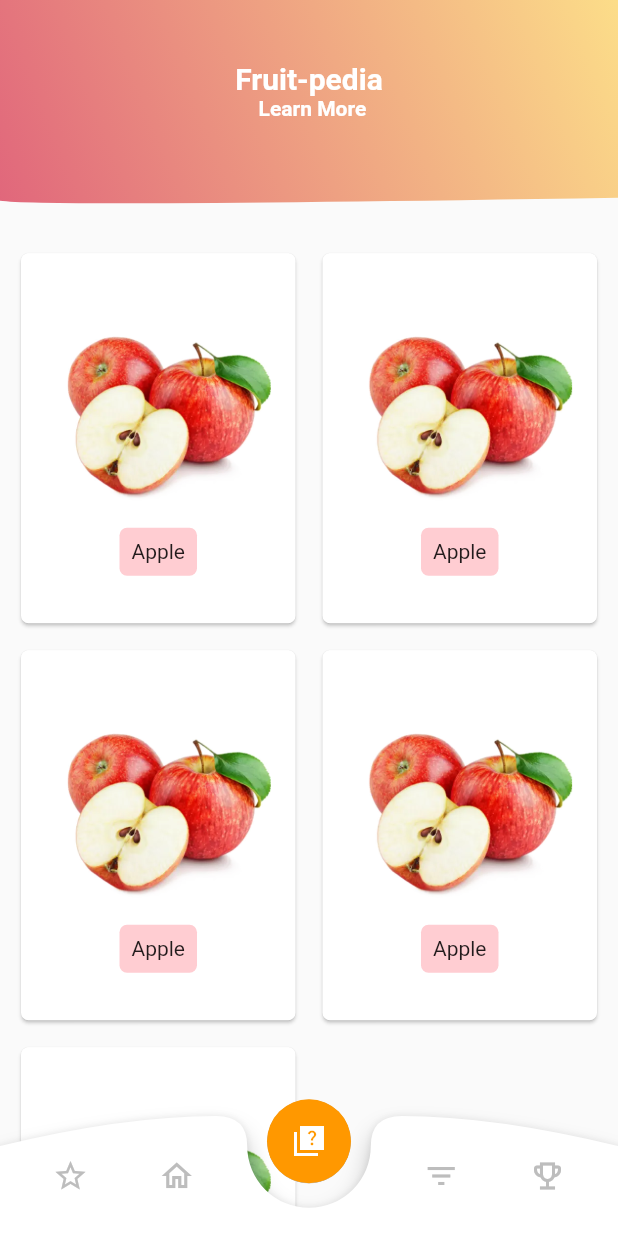
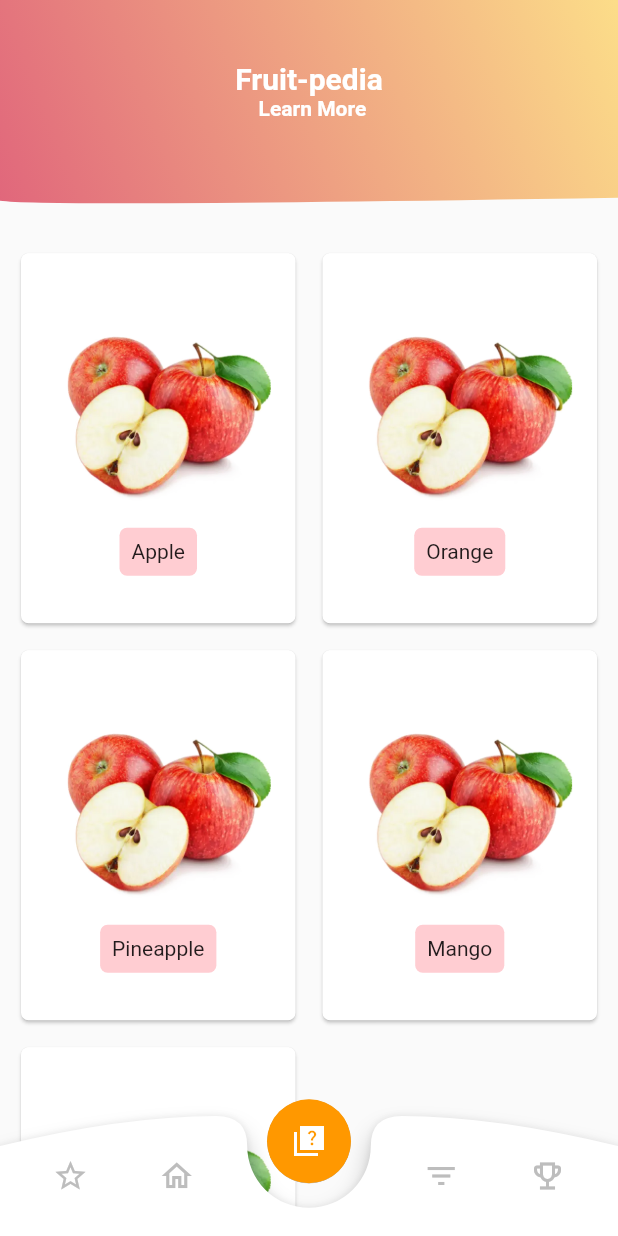
Before and after one commit to sanjuhs/fruitEncyclopedia, a Flutter app: the screen it shows after launch, on a phone screen of 412 x 824 dp. Run offline on Flutter 3.47's test engine with Material 2 defaults, Android fonts, the phone set to English and light mode, and no system bars.

Commit message:
added sort, search (still buggy and needs some fix) and fixed other minor bugs

```diff
--- a/lib/main.dart
+++ b/lib/main.dart
@@ -1,8 +1,10 @@
 import 'package:flutter/material.dart';
+import 'package:provider/provider.dart';
+
 import 'package:myapp8_fruit_encyclopedia/providers/fruit_info.dart';
 import 'package:myapp8_fruit_encyclopedia/screens/lvl1_gridScreenLanding.dart';
-import 'package:provider/provider.dart';
-import 'package:myapp8_fruit_encyclopedia/screens/lvl2_fruitDetailScreen.dart';
+import 'package:myapp8_fruit_encyclopedia/providers/favourites.dart';
+
 void main() {
   runApp(MyApp());
 }
@@ -10,8 +12,15 @@ void main() {
 class MyApp extends StatelessWidget {
   @override
   Widget build(BuildContext context) {
-    return ChangeNotifierProvider(
-      create: (ctx)=> FruitsInfo(),
+    return MultiProvider(
+      providers: [
+        ChangeNotifierProvider(
+          create: (ctx) => FruitsInfo(),
+        ),
+        ChangeNotifierProvider(
+          create: (ctx) => Favourites(),
+        ),
+      ],
       child: MaterialApp(
         debugShowCheckedModeBanner: false,
         title: 'Flutter Demo',
@@ -23,8 +32,6 @@ class MyApp extends StatelessWidget {
     );
   }
 }
-
-
 
 // class MyHomePage extends StatefulWidget {
 //   MyHomePage({Key key, this.title}) : super(key: key);
--- /dev/null
+++ b/lib/providers/favourites.dart
@@ -0,0 +1,9 @@
+import 'package:flutter/material.dart';
+
+class Favourites with ChangeNotifier {
+  List<Map<String, dynamic>> _favouriteFruits = [];
+
+  List<Map<String, dynamic>> get favouriteFruitsListProvider {
+    return [..._favouriteFruits];
+  }
+}
--- a/lib/providers/fruit_info.dart
+++ b/lib/providers/fruit_info.dart
@@ -1,215 +1,244 @@
 import 'package:flutter/material.dart';
 
-class FruitsInfo with ChangeNotifier{
-
-  List<Map<String,Object>> _fruitsNew = [
+class FruitsInfo with ChangeNotifier {
+  List<Map<String, dynamic>> _fruitsNew = [
     {
-      'id':'1',
-      'cmnName':'Apple',
-      'scfName':'Malus domestica',
-      'color1' : Colors.red[100],
-      'slDescription' : 'this is an apple',
-      'description' : 'detailed description of the apple fruit',
-      'imgUrl' : 'images/2_01_apple.webp',
-      'calories' : 52,
-      'carb' : 13.81,
-      'sugar' : 10.39,
-      'fiber' : 2.4,
-      'fat' : 0.17,
-      'protein' : 0.26,
-      'water' : 85.56,
-      'vitA' : 0.003,
-      'vitB1' : 0.017,
-      'vitB2' : 0.026,
-      'vitB3' : 0.091,
-      'vitB5' : 0.061,
-      'vitB6' : 0.041,
-      'vitB7' : 0,
-      'vitB9' : 0.03,
-      'vitB12' : 0,
-      'vitC' : 4.6,
-      'vitD' : 0,
-      'vitE' : 0.18,
-      'vitK' : 0.0022,
-      'choline' : 0,
-      'potassium' : 107,
-      'chlorine' : 0,
-      'sodium':1,
-      'calcium':6,
-      'phosphorus':11,
-      'magnesium':5,
-      'iron':0.12,
-      'zinc':0.04,
-      'manganese':0.035,
-      'copper':0,
-      'selenium':0,
+      'id': '1',
+      'cmnName': 'Apple',
+      'scfName': 'Malus domestica',
+      'color1': Colors.red[100],
+      'slDescription': 'this is an apple',
+      'description': 'detailed description of the apple fruit',
+      'imgUrl': 'images/2_01_apple.webp',
+      'calories': 52,
+      'carb': 13.81,
+      'sugar': 10.39,
+      'fiber': 2.4,
+      'fat': 0.17,
+      'protein': 0.26,
+      'water': 85.56,
+      'vitA': 0.003,
+      'vitB1': 0.017,
+      'vitB2': 0.026,
+      'vitB3': 0.091,
+      'vitB5': 0.061,
+      'vitB6': 0.041,
+      'vitB7': 0,
+      'vitB9': 0.03,
+      'vitB12': 0,
+      'vitC': 4.6,
+      'vitD': 0,
+      'vitE': 0.18,
+      'vitK': 0.0022,
+      'choline': 0,
+      'potassium': 107,
+      'chlorine': 0,
+      'sodium': 1,
+      'calcium': 6,
+      'phosphorus': 11,
+      'magnesium': 5,
+      'iron': 0.12,
+      'zinc': 0.04,
+      'manganese': 0.035,
+      'copper': 0,
+      'selenium': 0,
     },
     {
-      'id':'1',
-      'cmnName':'Apple',
-      'scfName':'Malus domestica',
-      'color1' : Colors.red[100],
-      'slDescription' : 'this is an apple',
-      'description' : 'detailed description of the apple fruit',
-      'imgUrl' : 'images/2_01_apple.webp',
-      'calories' : 52,
-      'carb' : 13.81,
-      'sugar' : 10.39,
-      'fiber' : 2.4,
-      'fat' : 0.17,
-      'protein' : 0.26,
-      'water' : 85.56,
-      'vitA' : 0.003,
-      'vitB1' : 0.017,
-      'vitB2' : 0.026,
-      'vitB3' : 0.091,
-      'vitB5' : 0.061,
-      'vitB6' : 0.041,
-      'vitB7' : 0,
-      'vitB9' : 0.03,
-      'vitB12' : 0,
-      'vitC' : 4.6,
-      'vitD' : 0,
-      'vitE' : 0.18,
-      'vitK' : 0.0022,
-      'choline' : 0,
-      'potassium' : 107,
-      'chlorine' : 0,
-      'sodium':1,
-      'calcium':6,
-      'phosphorus':11,
-      'magnesium':5,
-      'iron':0.12,
-      'zinc':0.04,
-      'manganese':0.035,
-      'copper':0,
-      'selenium':0,
+      'id': '1',
+      'cmnName': 'Orange',
+      'scfName': 'Malus domestica',
+      'color1': Colors.red[100],
+      'slDescription': 'this is an apple',
+      'description': 'detailed description of the apple fruit',
+      'imgUrl': 'images/2_01_apple.webp',
+      'calories': 52,
+      'carb': 13.81,
+      'sugar': 10.39,
+      'fiber': 2.4,
+      'fat': 0.17,
+      'protein': 0.26,
+      'water': 85.56,
+      'vitA': 0.003,
+      'vitB1': 0.017,
+      'vitB2': 0.026,
+      'vitB3': 0.091,
+      'vitB5': 0.061,
+      'vitB6': 0.041,
+      'vitB7': 0,
+      'vitB9': 0.03,
+      'vitB12': 0,
+      'vitC': 4.6,
+      'vitD': 0,
+      'vitE': 0.18,
+      'vitK': 0.0022,
+      'choline': 0,
+      'potassium': 107,
+      'chlorine': 0,
+      'sodium': 1,
+      'calcium': 6,
+      'phosphorus': 11,
+      'magnesium': 5,
+      'iron': 0.12,
+      'zinc': 0.04,
+      'manganese': 0.035,
+      'copper': 0,
+      'selenium': 0,
     },
     {
-      'id':'1',
-      'cmnName':'Apple',
-      'scfName':'Malus domestica',
-      'color1' : Colors.red[100],
-      'slDescription' : 'this is an apple',
-      'description' : 'detailed description of the apple fruit',
-      'imgUrl' : 'images/2_01_apple.webp',
-      'calories' : 52,
-      'carb' : 13.81,
-      'sugar' : 10.39,
-      'fiber' : 2.4,
-      'fat' : 0.17,
-      'protein' : 0.26,
-      'water' : 85.56,
-      'vitA' : 0.003,
-      'vitB1' : 0.017,
-      'vitB2' : 0.026,
-      'vitB3' : 0.091,
-      'vitB5' : 0.061,
-      'vitB6' : 0.041,
-      'vitB7' : 0,
-      'vitB9' : 0.03,
-      'vitB12' : 0,
-      'vitC' : 4.6,
-      'vitD' : 0,
-      'vitE' : 0.18,
-      'vitK' : 0.0022,
-      'choline' : 0,
-      'potassium' : 107,
-      'chlorine' : 0,
-      'sodium':1,
-      'calcium':6,
-      'phosphorus':11,
-      'magnesium':5,
-      'iron':0.12,
-      'zinc':0.04,
-      'manganese':0.035,
-      'copper':0,
-      'selenium':0,
+      'id': '1',
+      'cmnName': 'Pineapple',
+      'scfName': 'Malus domestica',
+      'color1': Colors.red[100],
+      'slDescription': 'this is an apple',
+      'description': 'detailed description of the apple fruit',
+      'imgUrl': 'images/2_01_apple.webp',
+      'calories': 52,
+      'carb': 13.81,
+      'sugar': 10.39,
+      'fiber': 2.4,
+      'fat': 0.17,
+      'protein': 0.26,
+      'water': 85.56,
+      'vitA': 0.003,
+      'vitB1': 0.017,
+      'vitB2': 0.026,
+      'vitB3': 0.091,
+      'vitB5': 0.061,
+      'vitB6': 0.041,
+      'vitB7': 0,
+      'vitB9': 0.03,
+      'vitB12': 0,
+      'vitC': 4.6,
+      'vitD': 0,
+      'vitE': 0.18,
+      'vitK': 0.0022,
+      'choline': 0,
+      'potassium': 107,
+      'chlorine': 0,
+      'sodium': 1,
+      'calcium': 6,
+      'phosphorus': 11,
+      'magnesium': 5,
+      'iron': 0.12,
+      'zinc': 0.04,
+      'manganese': 0.035,
+      'copper': 0,
+      'selenium': 0,
     },
     {
-      'id':'1',
-      'cmnName':'Apple',
-      'scfName':'Malus domestica',
-      'color1' : Colors.red[100],
-      'slDescription' : 'this is an apple',
-      'description' : 'detailed description of the apple fruit',
-      'imgUrl' : 'images/2_01_apple.webp',
-      'calories' : 52,
-      'carb' : 13.81,
-      'sugar' : 10.39,
-      'fiber' : 2.4,
-      'fat' : 0.17,
-      'protein' : 0.26,
-      'water' : 85.56,
-      'vitA' : 0.003,
-      'vitB1' : 0.017,
-      'vitB2' : 0.026,
-      'vitB3' : 0.091,
-      'vitB5' : 0.061,
-      'vitB6' : 0.041,
-      'vitB7' : 0,
-      'vitB9' : 0.03,
-      'vitB12' : 0,
-      'vitC' : 4.6,
-      'vitD' : 0,
-      'vitE' : 0.18,
-      'vitK' : 0.0022,
-      'choline' : 0,
-      'potassium' : 107,
-      'chlorine' : 0,
-      'sodium':1,
-      'calcium':6,
-      'phosphorus':11,
-      'magnesium':5,
-      'iron':0.12,
-      'zinc':0.04,
-      'manganese':0.035,
-      'copper':0,
-      'selenium':0,
+      'id': '1',
+      'cmnName': 'Mango',
+      'scfName': 'Malus domestica',
+      'color1': Colors.red[100],
+      'slDescription': 'this is an apple',
+      'description': 'detailed description of the apple fruit',
+      'imgUrl': 'images/2_01_apple.webp',
+      'calories': 52,
+      'carb': 13.81,
+      'sugar': 10.39,
+      'fiber': 2.4,
+      'fat': 0.17,
+      'protein': 0.26,
+      'water': 85.56,
+      'vitA': 0.003,
+      'vitB1': 0.017,
+      'vitB2': 0.026,
+      'vitB3': 0.091,
+      'vitB5': 0.061,
+      'vitB6': 0.041,
+      'vitB7': 0,
+      'vitB9': 0.03,
+      'vitB12': 0,
+      'vitC': 4.6,
+      'vitD': 0,
+      'vitE': 0.18,
+      'vitK': 0.0022,
+      'choline': 0,
+      'potassium': 107,
+      'chlorine': 0,
+      'sodium': 1,
+      'calcium': 6,
+      'phosphorus': 11,
+      'magnesium': 5,
+      'iron': 0.12,
+      'zinc': 0.04,
+      'manganese': 0.035,
+      'copper': 0,
+      'selenium': 0,
     },
     {
-      'id':'1',
-      'cmnName':'Apple',
-      'scfName':'Malus domestica',
-      'color1' : Colors.red[100],
-      'slDescription' : 'this is an apple',
-      'description' : 'detailed description of the apple fruit',
-      'imgUrl' : 'images/2_01_apple.webp',
-      'calories' : 52,
-      'carb' : 13.81,
-      'sugar' : 10.39,
-      'fiber' : 2.4,
-      'fat' : 0.17,
-      'protein' : 0.26,
-      'water' : 85.56,
-      'vitA' : 0.003,
-      'vitB1' : 0.017,
-      'vitB2' : 0.026,
-      'vitB3' : 0.091,
-      'vitB5' : 0.061,
-      'vitB6' : 0.041,
-      'vitB7' : 0,
-      'vitB9' : 0.03,
-      'vitB12' : 0,
-      'vitC' : 4.6,
-      'vitD' : 0,
-      'vitE' : 0.18,
-      'vitK' : 0.0022,
-      'choline' : 0,
-      'potassium' : 107,
-      'chlorine' : 0,
-      'sodium':1,
-      'calcium':6,
-      'phosphorus':11,
-      'magnesium':5,
-      'iron':0.12,
-      'zinc':0.04,
-      'manganese':0.035,
-      'copper':0,
-      'selenium':0,
+      'id': '1',
+      'cmnName': 'Jackfruit',
+      'scfName': 'Malus domestica',
+      'color1': Colors.red[100],
+      'slDescription': 'this is an apple',
+      'description': 'detailed description of the apple fruit',
+      'imgUrl': 'images/2_01_apple.webp',
+      'calories': 52,
+      'carb': 13.81,
+      'sugar': 10.39,
+      'fiber': 2.4,
+      'fat': 0.17,
+      'protein': 0.26,
+      'water': 85.56,
+      'vitA': 0.003,
+      'vitB1': 0.017,
+      'vitB2': 0.026,
+      'vitB3': 0.091,
+      'vitB5': 0.061,
+      'vitB6': 0.041,
+      'vitB7': 0,
+      'vitB9': 0.03,
+      'vitB12': 0,
+      'vitC': 4.6,
+      'vitD': 0,
+      'vitE': 0.18,
+      'vitK': 0.0022,
+      'choline': 0,
+      'potassium': 107,
+      'chlorine': 0,
+      'sodium': 1,
+      'calcium': 6,
+      'phosphorus': 11,
+      'magnesium': 5,
+      'iron': 0.12,
+      'zinc': 0.04,
+      'manganese': 0.035,
+      'copper': 0,
+      'selenium': 0,
     }
   ];
 
-  List<Map<String,Object>> get fruitsListNew {return [..._fruitsNew];}
+  String _searchString = "";
+
+  void sortFruits(bool alphabetically) {
+    //if alphabetically is true then sort from A-Z or Z-A
+    if (alphabetically) {
+      _fruitsNew.sort((a, b) => a['cmnName'].compareTo(b['cmnName']));
+    } else {
+      _fruitsNew.sort((a, b) => b['cmnName'].compareTo(a['cmnName']));
+    }
+  }
+
+  void searchFruitsProvider(String keyword) {
+    _searchString = keyword;
+    notifyListeners();
+  }
+
+  void loadAllFruits(){
+    _searchString = '';
+    notifyListeners();
+  }
+
+  List<Map<String, dynamic>> get fruitsListNew => _searchString.isEmpty
+      ? [..._fruitsNew]
+      : _fruitsNew
+          .where((fruit) => fruit['cmnName']
+              .toLowerCase()
+              .contains(_searchString.toLowerCase()))
+          .toList();
+
+  String get getSearchString => _searchString;
+
 
 }
--- a/lib/screens/lvl1_gridScreenLanding.dart
+++ b/lib/screens/lvl1_gridScreenLanding.dart
@@ -105,28 +105,40 @@ class _lvl1GridScreenLandingState extends State<lvl1GridScreenLanding>
     super.dispose();
   }
 
-  void _showFilterDialog() {
-    print('here in showDialogBox');
-    showDialog(
-        context: context,
-        builder: (BuildContext context) {
-          // return CustomDialogBox(title: 'atharva',descriptions: 'heyjj',text: 'yes',);
-          return FilterDialog();
-        });
-  }
-
   @override
   Widget build(BuildContext context) {
-    final fruitsData = Provider.of<FruitsInfo>(context);
-    final fruitsdisplaydata = fruitsData.fruitsListNew;
+    var fruitsData = Provider.of<FruitsInfo>(context);
+    var fruitsdisplaydata = fruitsData.fruitsListNew;
+
+    void _sortFruitsTrigger(bool alphabetically) {
+      print('got the trigger');
+
+      setState(() {
+        fruitsData.sortFruits(alphabetically);
+      });
+    }
+
+    void _runFilter(keyword) {
+      if (keyword.isEmpty) {
+        setState(() {
+          fruitsdisplaydata = fruitsData.fruitsListNew;
+        });
+      } else {
+        setState(() {
+          fruitsData.searchFruitsProvider(keyword);
+        });
+      }
+    }
 
     Size size = MediaQuery.of(context).size;
 
     return Scaffold(
+      resizeToAvoidBottomInset: false,
       body: Stack(
         children: [
           ListView(
-            shrinkWrap: true,
+            // shrinkWrap: true,
+            padding: EdgeInsets.only(bottom: 100),
             children: [
               Stack(
                 children: [
@@ -159,9 +171,24 @@ class _lvl1GridScreenLandingState extends State<lvl1GridScreenLanding>
               ),
             ],
           ),
-          // FilterDialog(),
-          BottomNavbar(
-            showDialogBox: _showFilterDialog,
+          Positioned(
+            left: 0,
+            bottom: 0,
+            child: BottomNavbar(
+              showDialogBox: () {
+                showDialog(
+                    context: context,
+                    builder: (BuildContext context) {
+                      return ChangeNotifierProvider(
+                        create: (ctx) => FruitsInfo(),
+                        child: FilterDialog(
+                          sortHandler: _sortFruitsTrigger,
+                          searchHandler: _runFilter,
+                        ),
+                      );
+                    });
+              },
+            ),
           ),
         ],
       ),
--- a/lib/widgets/lv1_5_navigationBar.dart
+++ b/lib/widgets/lv1_5_navigationBar.dart
@@ -12,10 +12,7 @@ class BottomNavbar extends StatelessWidget {
   @override
   Widget build(BuildContext context) {
     final Size size = MediaQuery.of(context).size;
-    return Positioned(
-      bottom: 0,
-      left: 0,
-      child: Container(
+    return Container(
         width: size.width,
         height: 80,
         child: Stack(
@@ -96,7 +93,6 @@ class BottomNavbar extends StatelessWidget {
             )
           ],
         ),
-      ),
     );
   }
 }
```
Also changed, not shown: lib/screens/lv2_favourites.dart (+10 -1 lines), lib/widgets/lv1_5_FilterDialog.dart (+101 -30 lines).
